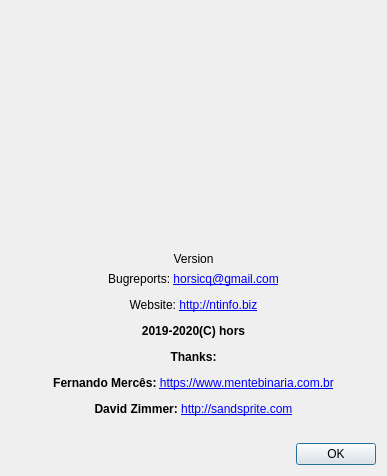
Before: the Qt Designer form gui_source/dialogabout.ui in horsicq/XVelesDA, drawn with Qt 5.
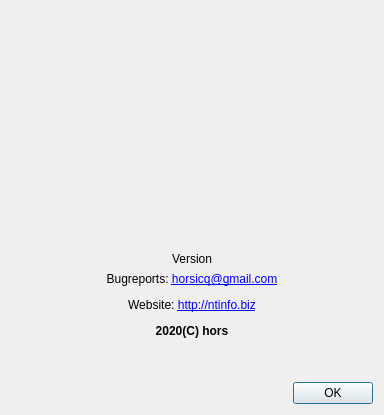
After: the same form once the commit is applied.

What changed in the file:
```diff
--- a/gui_source/dialogabout.ui
+++ b/gui_source/dialogabout.ui
@@ -9,8 +9,8 @@
    <rect>
     <x>0</x>
     <y>0</y>
-    <width>387</width>
-    <height>476</height>
+    <width>384</width>
+    <height>415</height>
    </rect>
   </property>
   <property name="windowTitle">
@@ -49,7 +49,7 @@
    <item>
     <widget class="QLabel" name="labelInfo">
      <property name="text">
-      <string notr="true">&lt;html&gt;&lt;head/&gt;&lt;body&gt;&lt;p align=&quot;center&quot;&gt;Bugreports: &lt;a href=&quot;mailto:horsicq@gmail.com&quot;&gt;&lt;span style=&quot; text-decoration: underline; color:#0000ff;&quot;&gt;horsicq@gmail.com&lt;/span&gt;&lt;/a&gt;&lt;/p&gt;&lt;p align=&quot;center&quot;&gt;Website: &lt;a href=&quot;http://ntinfo.biz&quot;&gt;&lt;span style=&quot; text-decoration: underline; color:#0000ff;&quot;&gt;http://ntinfo.biz&lt;/span&gt;&lt;/a&gt;&lt;/p&gt;&lt;p align=&quot;center&quot;&gt;&lt;span style=&quot; font-weight:600;&quot;&gt;2019-2020(C) hors&lt;/span&gt;&lt;/p&gt;&lt;p align=&quot;center&quot;&gt;&lt;span style=&quot; font-weight:600;&quot;&gt;Thanks:&lt;/span&gt;&lt;/p&gt;&lt;p align=&quot;center&quot;&gt;&lt;span style=&quot; font-weight:600;&quot;&gt;Fernando Mercês: &lt;/span&gt;&lt;a href=&quot;https://www.mentebinaria.com.br/&quot;&gt;&lt;span style=&quot; text-decoration: underline; color:#0000ff;&quot;&gt;https://www.mentebinaria.com.br&lt;/span&gt;&lt;/a&gt;&lt;/p&gt;&lt;p align=&quot;center&quot;&gt;&lt;span style=&quot; font-weight:600;&quot;&gt;David Zimmer: &lt;/span&gt;&lt;a href=&quot;http://sandsprite.com/&quot;&gt;&lt;span style=&quot; text-decoration: underline; color:#0000ff;&quot;&gt;http://sandsprite.com&lt;/span&gt;&lt;/a&gt;&lt;/p&gt;&lt;/body&gt;&lt;/html&gt;</string>
+      <string notr="true">&lt;html&gt;&lt;head/&gt;&lt;body&gt;&lt;p align=&quot;center&quot;&gt;Bugreports: &lt;a href=&quot;mailto:horsicq@gmail.com&quot;&gt;&lt;span style=&quot; text-decoration: underline; color:#0000ff;&quot;&gt;horsicq@gmail.com&lt;/span&gt;&lt;/a&gt;&lt;/p&gt;&lt;p align=&quot;center&quot;&gt;Website: &lt;a href=&quot;http://ntinfo.biz&quot;&gt;&lt;span style=&quot; text-decoration: underline; color:#0000ff;&quot;&gt;http://ntinfo.biz&lt;/span&gt;&lt;/a&gt;&lt;/p&gt;&lt;p align=&quot;center&quot;&gt;&lt;span style=&quot; font-weight:600;&quot;&gt;2020(C) hors&lt;/span&gt;&lt;/p&gt;&lt;/body&gt;&lt;/html&gt;</string>
      </property>
      <property name="textFormat">
       <enum>Qt::AutoText</enum>
```
